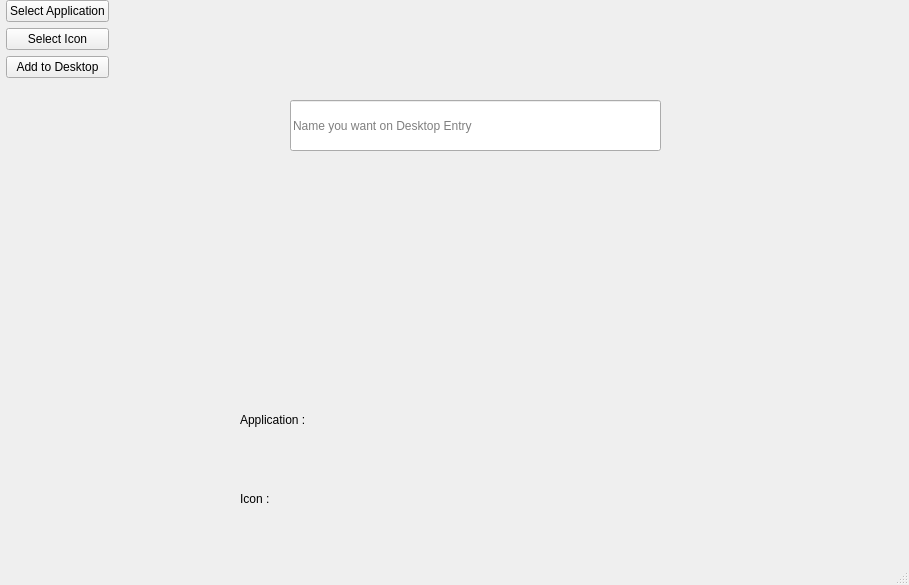
This is mainwindow.ui in vishal-ahirwar/DesktopEntryAgent as Qt 5 draws it before an edit. The edited form follows.
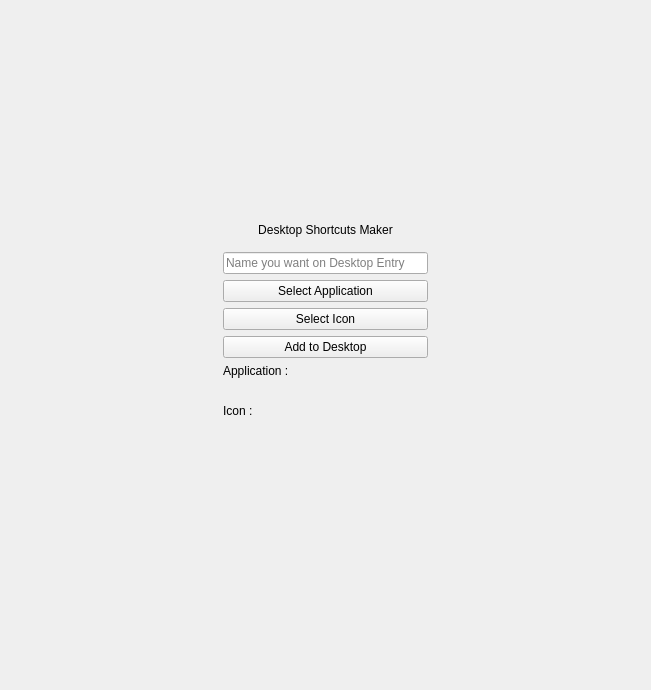
This is the edited form.

```diff
--- a/mainwindow.ui
+++ b/mainwindow.ui
@@ -6,63 +6,87 @@
    <rect>
     <x>0</x>
     <y>0</y>
-    <width>909</width>
-    <height>585</height>
+    <width>651</width>
+    <height>690</height>
    </rect>
   </property>
   <property name="windowTitle">
    <string>MainWindow</string>
   </property>
   <widget class="QWidget" name="centralwidget">
+   <layout class="QVBoxLayout" name="verticalLayout_3">
+    <item>
+     <spacer name="verticalSpacer_2">
+      <property name="orientation">
+       <enum>Qt::Orientation::Vertical</enum>
+      </property>
+      <property name="sizeHint" stdset="0">
+       <size>
+        <width>20</width>
+        <height>40</height>
+       </size>
+      </property>
+     </spacer>
+    </item>
+    <item>
+     <widget class="QLabel" name="label_3">
+      <property name="styleSheet">
+       <string notr="true">font: 18pt &quot;Segoe UI&quot;;</string>
+      </property>
+      <property name="text">
+       <string>Desktop Shortcuts Maker</string>
+      </property>
+      <property name="alignment">
+       <set>Qt::AlignmentFlag::AlignCenter</set>
+      </property>
+     </widget>
+    </item>
+    <item>
    <widget class="QWidget" name="widget" native="true">
-    <property name="geometry">
-     <rect>
-      <x>0</x>
-      <y>0</y>
-      <width>151</width>
-      <height>104</height>
-     </rect>
-    </property>
-    <layout class="QFormLayout" name="formLayout_2">
-     <item row="0" column="0">
-      <layout class="QFormLayout" name="formLayout">
-       <item row="0" column="1">
+      <layout class="QHBoxLayout" name="horizontalLayout_2">
+       <item>
+        <spacer name="horizontalSpacer_2">
+         <property name="orientation">
+          <enum>Qt::Orientation::Horizontal</enum>
+         </property>
+         <property name="sizeHint" stdset="0">
+          <size>
+           <width>40</width>
+           <height>20</height>
+          </size>
+         </property>
+        </spacer>
+       </item>
+       <item>
+        <layout class="QVBoxLayout" name="verticalLayout_2">
+         <item>
+          <widget class="QLineEdit" name="app_name">
+           <property name="placeholderText">
+            <string>Name you want on Desktop Entry</string>
+           </property>
+          </widget>
+         </item>
+         <item>
         <widget class="QPushButton" name="pushButton">
          <property name="text">
           <string>Select Application</string>
          </property>
         </widget>
        </item>
-       <item row="1" column="1">
+         <item>
         <widget class="QPushButton" name="pushButton_2">
          <property name="text">
           <string>Select Icon</string>
          </property>
         </widget>
        </item>
-       <item row="2" column="1">
+         <item>
         <widget class="QPushButton" name="pushButton_3">
          <property name="text">
           <string>Add to Desktop</string>
          </property>
         </widget>
        </item>
-      </layout>
-     </item>
-    </layout>
-   </widget>
-   <widget class="QWidget" name="verticalLayoutWidget_2">
-    <property name="geometry">
-     <rect>
-      <x>240</x>
-      <y>380</y>
-      <width>541</width>
-      <height>80</height>
-     </rect>
-    </property>
-    <layout class="QVBoxLayout" name="verticalLayout">
-     <item>
-      <layout class="QHBoxLayout" name="horizontalLayout">
        <item>
         <widget class="QLabel" name="label">
          <property name="text">
@@ -75,22 +99,14 @@
          <property name="text">
           <string/>
          </property>
-        </widget>
-       </item>
-      </layout>
-     </item>
-    </layout>
-   </widget>
-   <widget class="QWidget" name="horizontalLayoutWidget_2">
-    <property name="geometry">
-     <rect>
-      <x>240</x>
-      <y>460</y>
-      <width>539</width>
-      <height>78</height>
-     </rect>
-    </property>
-    <layout class="QHBoxLayout" name="horizontalLayout_4">
+           <property name="alignment">
+            <set>Qt::AlignmentFlag::AlignCenter</set>
+           </property>
+           <property name="wordWrap">
+            <bool>true</bool>
+           </property>
+          </widget>
+         </item>
      <item>
       <widget class="QLabel" name="label_2">
        <property name="text">
@@ -103,51 +119,60 @@
        <property name="text">
         <string/>
        </property>
-      </widget>
-     </item>
-    </layout>
-   </widget>
-   <widget class="QLineEdit" name="app_name">
-    <property name="geometry">
-     <rect>
-      <x>290</x>
-      <y>100</y>
-      <width>371</width>
-      <height>51</height>
-     </rect>
-    </property>
-    <property name="placeholderText">
-     <string>Name you want on Desktop Entry</string>
-    </property>
-   </widget>
+           <property name="alignment">
+            <set>Qt::AlignmentFlag::AlignLeading|Qt::AlignmentFlag::AlignLeft|Qt::AlignmentFlag::AlignVCenter</set>
+           </property>
+           <property name="wordWrap">
+            <bool>true</bool>
+           </property>
+          </widget>
+         </item>
+         <item>
    <widget class="QLabel" name="debug_label">
-    <property name="geometry">
-     <rect>
-      <x>260</x>
-      <y>220</y>
-      <width>541</width>
-      <height>61</height>
-     </rect>
-    </property>
     <property name="styleSheet">
      <string notr="true">color: rgb(165, 29, 45);</string>
     </property>
     <property name="text">
      <string/>
     </property>
-   </widget>
-  </widget>
-  <widget class="QMenuBar" name="menubar">
-   <property name="geometry">
-    <rect>
-     <x>0</x>
-     <y>0</y>
-     <width>909</width>
-     <height>21</height>
-    </rect>
-   </property>
+           <property name="wordWrap">
+            <bool>true</bool>
+           </property>
+          </widget>
+         </item>
+        </layout>
+       </item>
+       <item>
+        <spacer name="horizontalSpacer">
+         <property name="orientation">
+          <enum>Qt::Orientation::Horizontal</enum>
+         </property>
+         <property name="sizeHint" stdset="0">
+          <size>
+           <width>40</width>
+           <height>20</height>
+          </size>
+         </property>
+        </spacer>
+       </item>
+      </layout>
+     </widget>
+    </item>
+    <item>
+     <spacer name="verticalSpacer">
+      <property name="orientation">
+       <enum>Qt::Orientation::Vertical</enum>
+      </property>
+      <property name="sizeHint" stdset="0">
+       <size>
+        <width>20</width>
+        <height>40</height>
+       </size>
+      </property>
+     </spacer>
+    </item>
+   </layout>
   </widget>
-  <widget class="QStatusBar" name="statusbar"/>
  </widget>
  <resources/>
  <connections/>
```
Left out of the diff: 3 changed lines with no effect on the pictures. Lines whose indentation alone changed are shown as unchanged.
